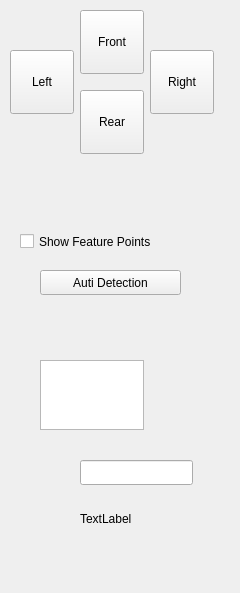
The window that control2.ui (free6d1823/NavmCal) describes before a commit, drawn with Qt 5.
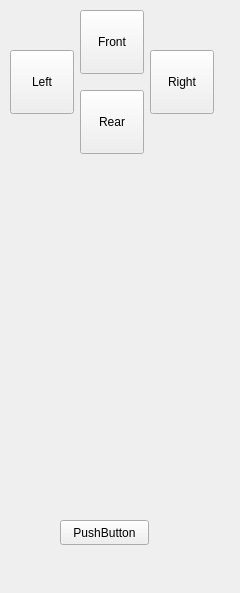
The same window after the commit. Icons and pictures are not drawn.

Commit message: Control 1 OK

The edit to the form file:
```diff
--- a/control2.ui
+++ b/control2.ui
@@ -135,63 +135,17 @@
     <bool>true</bool>
    </property>
   </widget>
-  <widget class="QCheckBox" name="checkBox">
-   <property name="geometry">
-    <rect>
-     <x>20</x>
-     <y>230</y>
-     <width>231</width>
-     <height>23</height>
-    </rect>
-   </property>
-   <property name="text">
-    <string>Show Feature Points</string>
-   </property>
-  </widget>
   <widget class="QPushButton" name="pushButton">
    <property name="geometry">
     <rect>
-     <x>40</x>
-     <y>270</y>
-     <width>141</width>
+     <x>60</x>
+     <y>520</y>
+     <width>89</width>
      <height>25</height>
     </rect>
    </property>
    <property name="text">
-    <string>Auti Detection</string>
-   </property>
-  </widget>
-  <widget class="QPlainTextEdit" name="plainTextEdit">
-   <property name="geometry">
-    <rect>
-     <x>40</x>
-     <y>360</y>
-     <width>104</width>
-     <height>70</height>
-    </rect>
-   </property>
-  </widget>
-  <widget class="QLineEdit" name="lineEdit">
-   <property name="geometry">
-    <rect>
-     <x>80</x>
-     <y>460</y>
-     <width>113</width>
-     <height>25</height>
-    </rect>
-   </property>
-  </widget>
-  <widget class="QLabel" name="label">
-   <property name="geometry">
-    <rect>
-     <x>80</x>
-     <y>510</y>
-     <width>67</width>
-     <height>17</height>
-    </rect>
-   </property>
-   <property name="text">
-    <string>TextLabel</string>
+    <string>PushButton</string>
    </property>
   </widget>
  </widget>
```
The commit also changes 23 other files.
